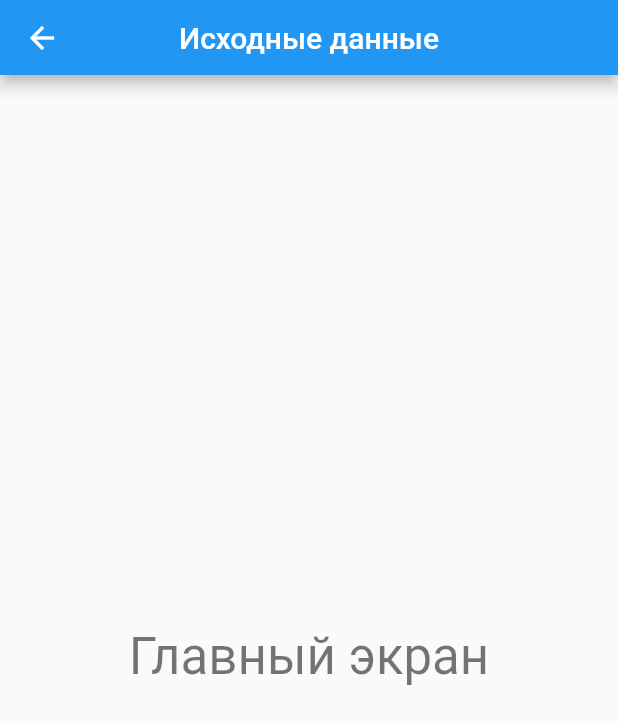
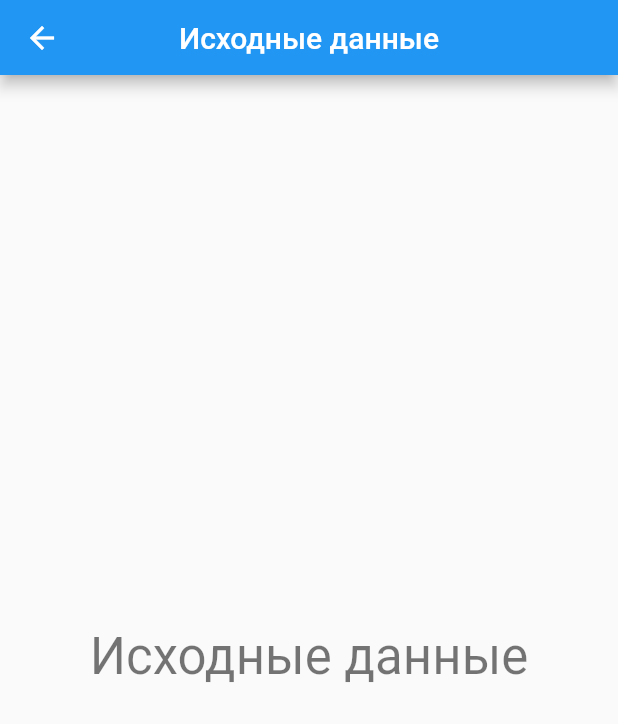
Before and after one commit to cheerfulperson/fault_tolerance, a Flutter app: the FirstApp screen opened by its route, on a phone screen of 412 x 824 dp. Shown: the top 724 px of the screen. Run offline on Flutter 3.47's test engine with Material 2 defaults, Android fonts, the phone set to English and light mode, and no system bars; missing offline and left inert: window_size.

Commit message:
feat: add home screen

```diff
--- a/lib/components/app_header.dart
+++ b/lib/components/app_header.dart
@@ -1,10 +1,9 @@
-import 'package:borovic/routes.dart';
 import 'package:flutter/material.dart';
+
+import '../routes.dart';
 
 class BaseAppBar extends StatelessWidget implements PreferredSizeWidget {
   final String title;
-
-  /// you can add more fields that meet your needs
 
   const BaseAppBar({
     required this.title,
@@ -15,13 +14,28 @@ class BaseAppBar extends StatelessWidget implements PreferredSizeWidget {
     return AppBar(
       title: Text(title),
       centerTitle: true,
-      leading: IconButton(
-        icon: Icon(Icons.arrow_back, color: Colors.white),
-        onPressed: () => Navigator.pushNamed(context, homeRoute),
-      ),
+      leading: HeaderBackButton(),
     );
   }
 
   @override
   Size get preferredSize => new Size.fromHeight(50.0);
 }
+
+class HeaderBackButton extends StatelessWidget {
+  const HeaderBackButton({
+    super.key,
+  });
+
+  @override
+  Widget build(BuildContext context) {
+    String? pathName = (ModalRoute.of(context)?.settings.name);
+    return pathName != '/' && pathName != homeRoute
+        ? IconButton(
+            icon: Icon(Icons.arrow_back, color: Colors.white),
+            onPressed: () => Navigator.pushNamed(context, homeRoute),
+            tooltip: 'На главную',
+          )
+        : const SizedBox.shrink();
+  }
+}
--- a/lib/main.dart
+++ b/lib/main.dart
@@ -1,11 +1,21 @@
+import 'dart:io';
+
+import 'package:window_size/window_size.dart';
+
 import 'package:flutter/material.dart';
-import 'package:provider/provider.dart';
 
 import 'home.dart';
 import 'routes.dart';
 import 'first_app/first_app.dart';
 
 void main() {
+  WidgetsFlutterBinding.ensureInitialized();
+
+  if (Platform.isWindows || Platform.isLinux || Platform.isMacOS) {
+    setWindowTitle('Method');
+    setWindowMinSize(const Size(1280.0, 720.0));
+  }
+
   runApp(const MyApp());
 }
 
@@ -21,10 +31,8 @@ class MyApp extends StatelessWidget {
       ),
       home: const HomePage(title: 'Главный экран'),
       routes: {
-        homeRoute: (context) =>
-            const HomePage(title: 'Главный экран'),
-        firstAppRoute: (context) =>
-            const FirstApp(title: 'Главный экран'),
+        homeRoute: (context) => const HomePage(title: 'Главный экран'),
+        firstAppRoute: (context) => const FirstApp(title: 'Исходные данные'),
       },
     );
   }
--- a/lib/routes.dart
+++ b/lib/routes.dart
@@ -1,2 +1,6 @@
 const String homeRoute = '/home';
+
 const String firstAppRoute = '/firstAppRoute';
+const String firstAppDataRoute = '/firstAppDataRoute';
+
+const String secondAppRoute = '/secondAppRoute';
```
Also changed, not shown: lib/home.dart (+91 -18 lines), pubspec.yaml (+10 -6 lines), assets/images/first-app.png (added), assets/images/second-app.png (added), pubspec.lock, 6 other files.
